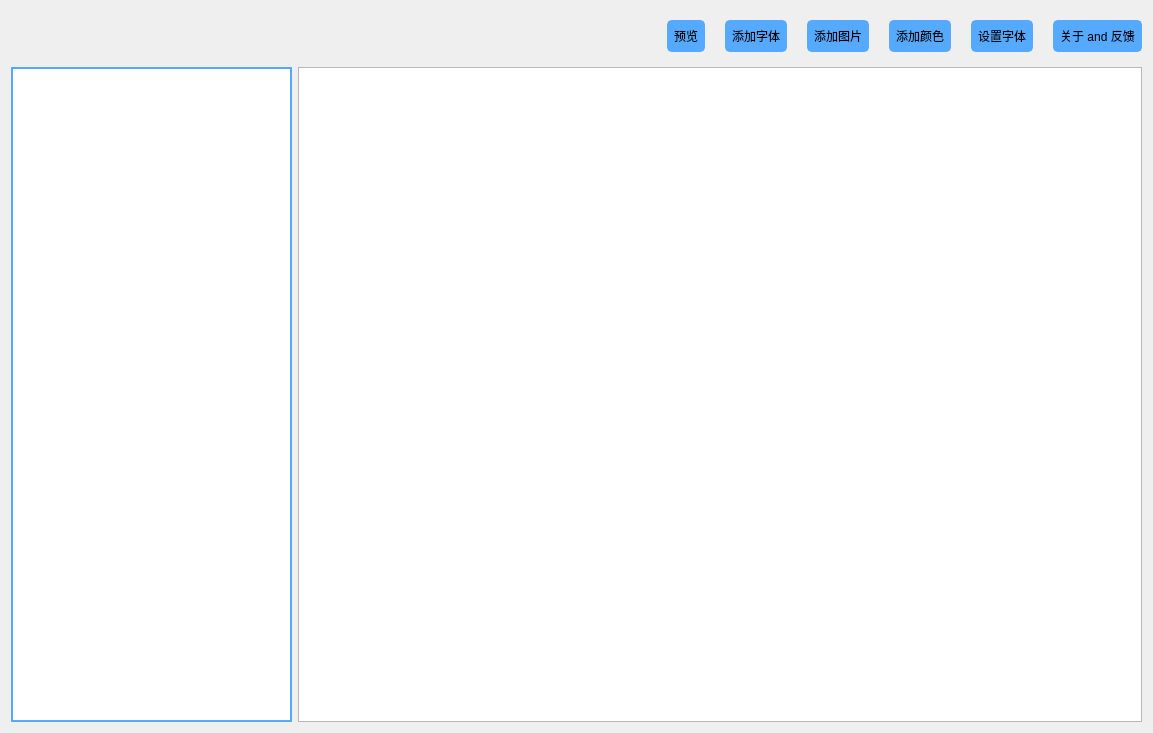
Qt form qui/codeEditUI.ui (KeyboardMan1996/qssEditer) before a commit.
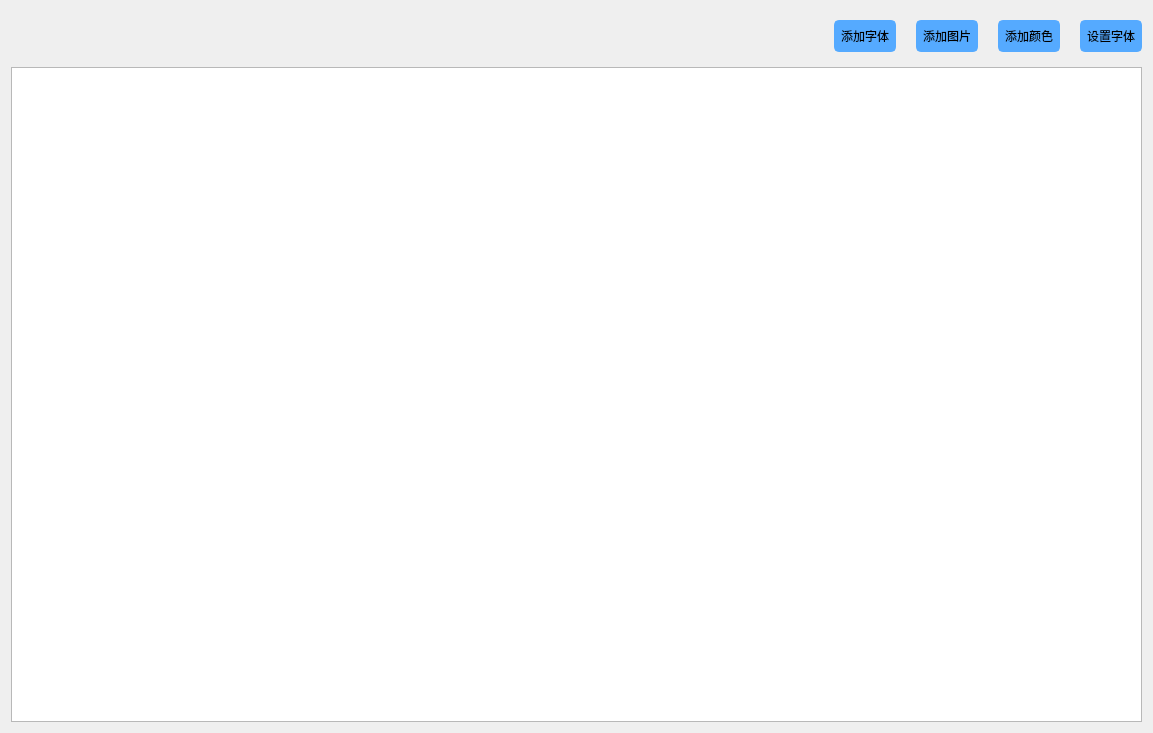
The same form after that commit. Custom widgets are drawn as their Qt base class.

```diff
--- a/qui/codeEditUI.ui
+++ b/qui/codeEditUI.ui
@@ -62,40 +62,6 @@
         </property>
        </spacer>
       </item>
-      <item>
-       <widget class="QPushButton" name="pushButton_3">
-        <property name="sizePolicy">
-         <sizepolicy hsizetype="Fixed" vsizetype="Fixed">
-          <horstretch>0</horstretch>
-          <verstretch>0</verstretch>
-         </sizepolicy>
-        </property>
-        <property name="minimumSize">
-         <size>
-          <width>0</width>
-          <height>30</height>
-         </size>
-        </property>
-        <property name="styleSheet">
-         <string notr="true">.QPushButton{
-	background-color: rgb(85, 170, 255);
-	border-color: rgb(85, 170, 255);
-	border-width:2px;
-	border-style:solid;
-	border-radius:5px;
-	padding:5px;
-	font: 75 9pt &quot;微软雅黑&quot;;
-}
-.QPushButton:hover{
-	
-	border-color: rgb(255, 255, 255);
-}</string>
-        </property>
-        <property name="text">
-         <string>预览</string>
-        </property>
-       </widget>
-      </item>
       <item>
        <widget class="QPushButton" name="pushButton_5">
         <property name="sizePolicy">
@@ -232,78 +198,11 @@
         </property>
        </widget>
       </item>
-      <item>
-       <widget class="QPushButton" name="pushButton_6">
-        <property name="sizePolicy">
-         <sizepolicy hsizetype="Fixed" vsizetype="Fixed">
-          <horstretch>0</horstretch>
-          <verstretch>0</verstretch>
-         </sizepolicy>
-        </property>
-        <property name="minimumSize">
-         <size>
-          <width>0</width>
-          <height>30</height>
-         </size>
-        </property>
-        <property name="styleSheet">
-         <string notr="true">.QPushButton{
-	background-color: rgb(85, 170, 255);
-	border-color: rgb(85, 170, 255);
-	border-width:2px;
-	border-style:solid;
-	border-radius:5px;
-	padding:5px;
-	font: 75 9pt &quot;微软雅黑&quot;;
-}
-.QPushButton:hover{
-	
-	border-color: rgb(255, 255, 255);
-}</string>
-        </property>
-        <property name="text">
-         <string>关于 and 反馈</string>
-        </property>
-       </widget>
-      </item>
      </layout>
     </widget>
    </item>
    <item>
-    <layout class="QHBoxLayout" name="horizontalLayout_3" stretch="1,3">
-     <item>
-      <widget class="QWidget" name="widget" native="true">
-       <property name="styleSheet">
-        <string notr="true">#widget{
-background-color: rgb(255, 255, 255);
-	
-	border-color: rgb(85, 170, 255);
-	border-width:2px;
-	border-style:solid;
-}</string>
-       </property>
-       <layout class="QVBoxLayout" name="verticalLayout_3">
-        <property name="spacing">
-         <number>0</number>
-        </property>
-        <property name="leftMargin">
-         <number>0</number>
-        </property>
-        <property name="topMargin">
-         <number>0</number>
-        </property>
-        <property name="rightMargin">
-         <number>0</number>
-        </property>
-        <property name="bottomMargin">
-         <number>0</number>
-        </property>
-        <item>
-         <layout class="QVBoxLayout" name="verticalLayout_4"/>
-        </item>
-       </layout>
-      </widget>
-     </item>
+    <layout class="QHBoxLayout" name="horizontalLayout_3" stretch="3">
      <item>
       <widget class="CodeEditor" name="codeEditer">
        <property name="styleSheet">
```
Left out of the diff: 4 changed lines with no effect on the pictures.
